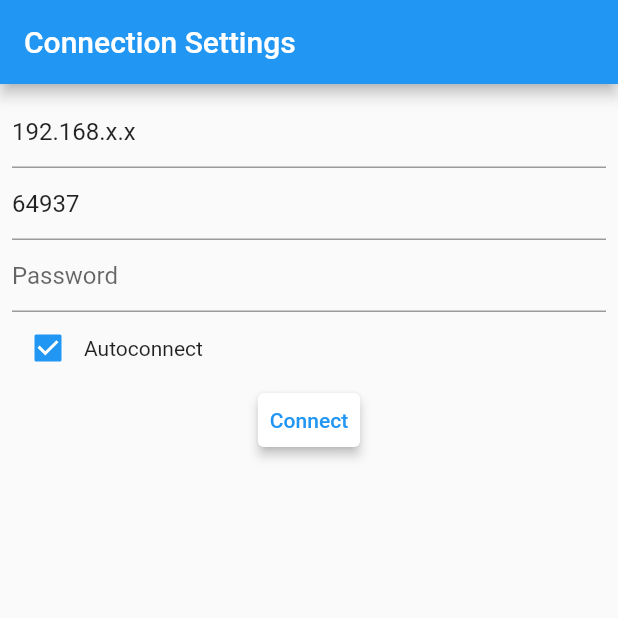
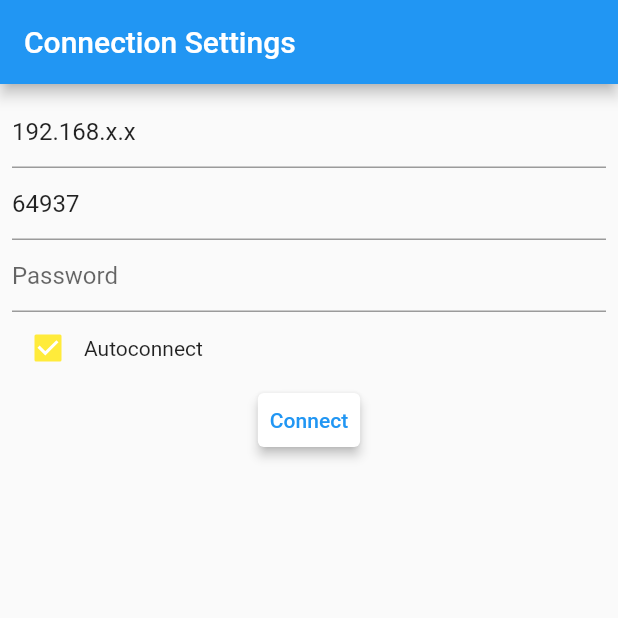
Before and after one commit to JerwuQu/alines-ui, a Flutter app: the screen it shows after launch, after a tap on "Autoconnect", on a phone screen of 412 x 824 dp, the top half of it. Run offline on Flutter 3.47's test engine with Material 2 defaults, Android fonts, the phone set to English and light mode, and no system bars; our stand-ins replace shared_preferences.

Commit message:
Add support for selected entry

```diff
--- a/lib/alines_connection.dart
+++ b/lib/alines_connection.dart
@@ -37,7 +37,7 @@ class OutgoingPacket {
 
 class Menu {
   final String title;
-  final int? selectedEntry; // TODO: use
+  final int? selectedEntry;
   final List<String> entries;
   late bool multipleChoice, customEntry;
   Menu(this.title, this.selectedEntry, this.entries, int flags) {
--- a/lib/main.dart
+++ b/lib/main.dart
@@ -16,7 +16,9 @@ class AlinesApp extends StatelessWidget {
   Widget build(BuildContext context) {
     return MaterialApp(
       title: 'alines',
-      theme: ThemeData(primarySwatch: Colors.blue),
+      theme: ThemeData(
+          colorScheme: ColorScheme.fromSwatch(
+              primarySwatch: Colors.blue, accentColor: Colors.yellow)),
       home: const SettingsPage(),
     );
   }
@@ -89,6 +91,9 @@ class ConnectionPageState extends State<ConnectionPage> {
         itemCount: filteredEntries.length,
         itemBuilder: (context, fidx) => ListTile(
           title: Text(filteredEntries[fidx].value),
+          tileColor: filteredEntries[fidx].key == menu!.selectedEntry
+              ? Theme.of(context).colorScheme.secondary
+              : null,
           leading: multiSelect
               ? Icon(
                   selectedEntries[filteredEntries[fidx].key]
```
